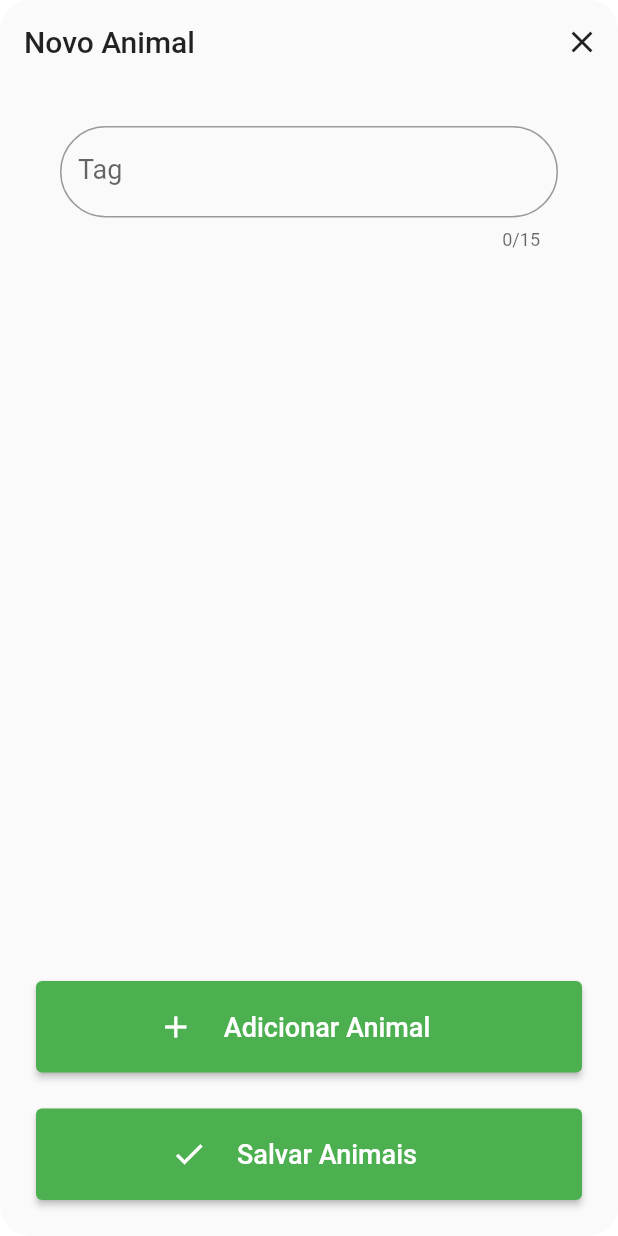
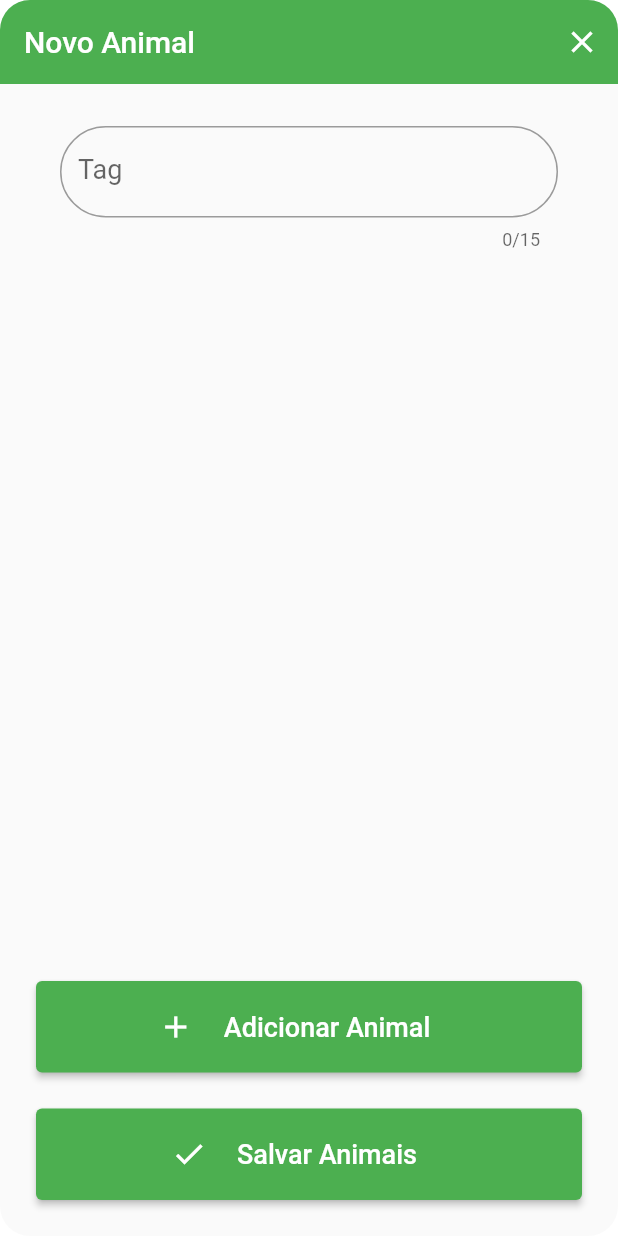
Before and after one commit to herverson/pontaagro, a Flutter app: the AddAnimalPage screen opened directly, on a phone screen of 412 x 824 dp. Run offline on Flutter 3.47's test engine with Material 2 defaults, Android fonts, the light colour scheme and no system bars; our stand-ins replace objectbox; generated files the repository leaves out were written again.

Commit message:
add animals page routes

```diff
--- a/lib/pages/add_animal_page.dart
+++ b/lib/pages/add_animal_page.dart
@@ -19,8 +19,9 @@ class _AddAnimalPageState extends State<AddAnimalPage> {
         context.read<AnimalRepository>().save(element.animal.tag);
       }
       Navigator.of(context).pop();
+    } else {
+      Navigator.of(context).pop();
     }
-    Navigator.of(context).pop();
   }
 
   @override
@@ -29,15 +30,17 @@ class _AddAnimalPageState extends State<AddAnimalPage> {
       borderRadius: BorderRadius.circular(20.0),
       child: Scaffold(
         appBar: AppBar(
-          backgroundColor: Colors.transparent,
+          backgroundColor: Colors.green,
           elevation: 0,
-          foregroundColor: Colors.black87,
           title: const Text('Novo Animal'),
           automaticallyImplyLeading: false,
           actions: [
             IconButton(
               icon: const Icon(Icons.close),
-              onPressed: () => Navigator.of(context).pop(),
+              onPressed: () {
+                context.read<AnimalRepository>().onClose();
+                Navigator.of(context).pop();
+              },
             )
           ],
         ),
--- a/lib/routes/routes.dart
+++ b/lib/routes/routes.dart
@@ -1,14 +1,16 @@
 import 'package:flutter/material.dart';
+import 'package:pontaagro/pages/add_animal_page.dart';
 
 import '../pages/animal_page.dart';
 
 class Routes {
   static Map<String, Widget Function(BuildContext)> list =
       <String, WidgetBuilder>{
-    '/animals/list': (_) => const AnimalPage(),
+    '/': (_) => const AnimalPage(),
+    '/animals/add': (_) => const AddAnimalPage(),
   };
 
-  static String initial = '/animals/list';
+  static String initial = '/';
 
   static GlobalKey<NavigatorState>? navigatorKey = GlobalKey<NavigatorState>();
 
```
Also changed, not shown: lib/pages/animal_page.dart (+2 -13 lines), lib/repositories/animal_repository.dart (+7 -1 lines).
